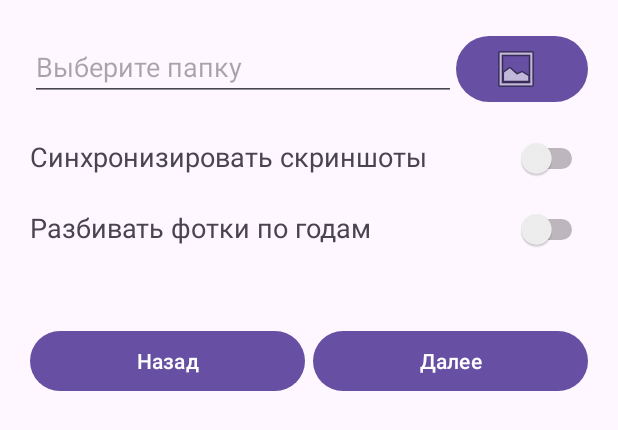
After one commit to Bati4eli/ru.bati4eli.mycloud.android.client, an Android app: the layout fragment_start_settings.xml on its own in the app's theme, with its tools: preview values and no code run, on a phone screen of 412 x 824 dp. The commit adds this screen. Shown: the top 430 px of the screen. Run offline under Robolectric (Android 15) with nearby library versions, the phone set to English and light mode, and no system bars.

Commit message:
added StartSettingsFragment

```diff
--- a/app/build.gradle
+++ b/app/build.gradle
@@ -45,6 +45,7 @@ dependencies {
     implementation libs.constraintlayout
     implementation libs.navigation.fragment
     implementation libs.navigation.ui
+    implementation libs.preference
     testImplementation libs.junit
     androidTestImplementation libs.ext.junit
     androidTestImplementation libs.espresso.core
--- a/app/src/main/AndroidManifest.xml
+++ b/app/src/main/AndroidManifest.xml
@@ -24,4 +24,6 @@
     </application>
 
     <uses-permission android:name="android.permission.INTERNET" tools:ignore="ManifestOrder"/>
+    <uses-permission android:name="android.permission.READ_EXTERNAL_STORAGE"/>
+    <uses-permission android:name="android.permission.WRITE_EXTERNAL_STORAGE"/>
 </manifest>
--- /dev/null
+++ b/app/src/main/res/layout/fragment_start_settings.xml
@@ -0,0 +1,101 @@
+<?xml version="1.0" encoding="utf-8"?>
+<FrameLayout xmlns:android="http://schemas.android.com/apk/res/android"
+             xmlns:tools="http://schemas.android.com/tools"
+             android:layout_width="match_parent"
+             android:layout_height="match_parent"
+             tools:context=".StartSettingsFragment">
+
+    <LinearLayout
+            android:layout_width="match_parent"
+            android:layout_height="match_parent"
+            android:orientation="vertical"
+            android:padding="20dp">
+
+        <LinearLayout
+                android:layout_width="match_parent"
+                android:layout_height="wrap_content"
+                android:orientation="horizontal">
+
+            <EditText
+                    android:id="@+id/selected_path_entry"
+                    android:layout_width="0dp"
+                    android:layout_height="wrap_content"
+                    android:layout_weight="1"
+                    android:hint="Выберите папку"
+                    android:focusable="false"
+                    android:textSize="18sp"/>
+
+            <Button
+                    android:id="@+id/select_folder_button"
+                    android:layout_width="wrap_content"
+                    android:layout_height="wrap_content"
+                    android:drawableLeft="@android:drawable/ic_menu_gallery"
+            />
+        </LinearLayout>
+
+        <LinearLayout
+                android:layout_width="match_parent"
+                android:layout_height="wrap_content"
+                android:orientation="horizontal"
+                android:layout_marginTop="20dp">
+
+            <TextView
+                    android:id="@+id/sync_screenshots_label"
+                    android:layout_width="0dp"
+                    android:layout_height="wrap_content"
+                    android:layout_weight="1"
+                    android:text="Синхронизировать скриншоты"
+                    android:textSize="18sp"/>
+
+            <Switch
+                    android:id="@+id/switch_need_screenshots"
+                    android:layout_width="wrap_content"
+                    android:layout_height="wrap_content"/>
+        </LinearLayout>
+
+        <LinearLayout
+                android:layout_width="match_parent"
+                android:layout_height="wrap_content"
+                android:orientation="horizontal"
+                android:layout_marginTop="20dp">
+
+            <TextView
+                    android:id="@+id/sync_years_label"
+                    android:layout_width="0dp"
+                    android:layout_height="wrap_content"
+                    android:layout_weight="1"
+                    android:text="Разбивать фотки по годам"
+                    android:textSize="18sp"/>
+
+            <Switch
+                    android:id="@+id/switch_need_years"
+                    android:layout_width="wrap_content"
+                    android:layout_height="wrap_content"/>
+        </LinearLayout>
+
+
+        <LinearLayout
+                android:layout_width="match_parent"
+                android:layout_height="wrap_content"
+                android:orientation="horizontal"
+                android:layout_gravity="bottom"
+                android:layout_marginTop="50dp">
+
+            <Button
+                    android:id="@+id/prev_button"
+                    android:layout_width="0dp"
+                    android:layout_height="wrap_content"
+                    android:layout_weight="1"
+                    android:layout_marginEnd="5dp"
+                    android:text="Назад"/>
+
+            <Button
+                    android:id="@+id/next_button"
+                    android:layout_width="0dp"
+                    android:layout_height="wrap_content"
+                    android:layout_weight="1"
+                    android:text="Далее"/>
+        </LinearLayout>
+    </LinearLayout>
+
+</FrameLayout>
--- a/gradle/libs.versions.toml
+++ b/gradle/libs.versions.toml
@@ -13,6 +13,7 @@ navigationUi = "2.6.0"
 protobufGradlePlugin = "0.9.4"
 protobufJavalite = "3.23.4"
 securityCrypto = "1.1.0-alpha06"
+preference = "1.2.1"
 
 [libraries]
 google-protobuf-gradle-plugin = { module = "com.google.protobuf:protobuf-gradle-plugin" }
@@ -32,6 +33,7 @@ navigation-ui = { group = "androidx.navigation", name = "navigation-ui", version
 protobuf-gradle-plugin = { module = "com.google.protobuf:protobuf-gradle-plugin", version.ref = "protobufGradlePlugin" }
 protobuf-javalite = { module = "com.google.protobuf:protobuf-javalite", version.ref = "protobufJavalite" }
 security-crypto = { module = "androidx.security:security-crypto", version.ref = "securityCrypto" }
+preference = { group = "androidx.preference", name = "preference", version.ref = "preference" }
 
 [plugins]
 android-application = { id = "com.android.application", version.ref = "agp" }
```
Also changed, not shown: app/src/main/java/ru/bati4eli/smartcloud/android/client/MainActivity.java (+4 -4 lines), app/src/main/java/ru/bati4eli/smartcloud/android/client/SecondFragment.java (deleted, +0 -34 lines), app/src/main/java/ru/bati4eli/smartcloud/android/client/StartSettingsFragment.java (added, +91 -0 lines), app/src/main/java/ru/bati4eli/smartcloud/android/client/utils/Constants.java (added, +8 -0 lines), app/src/main/java/ru/bati4eli/smartcloud/android/client/utils/ParametersUtil.java (+25 -1 lines), app/src/main/res/layout/fragment_second.xml (deleted, +0 -34 lines), app/src/main/res/menu/menu_main.xml (+6 -4 lines), app/src/main/res/navigation/nav_graph.xml (+7 -5 lines), app/src/main/res/values/arrays.xml (added, +12 -0 lines), app/src/main/res/values/strings.xml (+14 -1 lines), app/src/main/res/xml/root_preferences.xml (added, +38 -0 lines).
